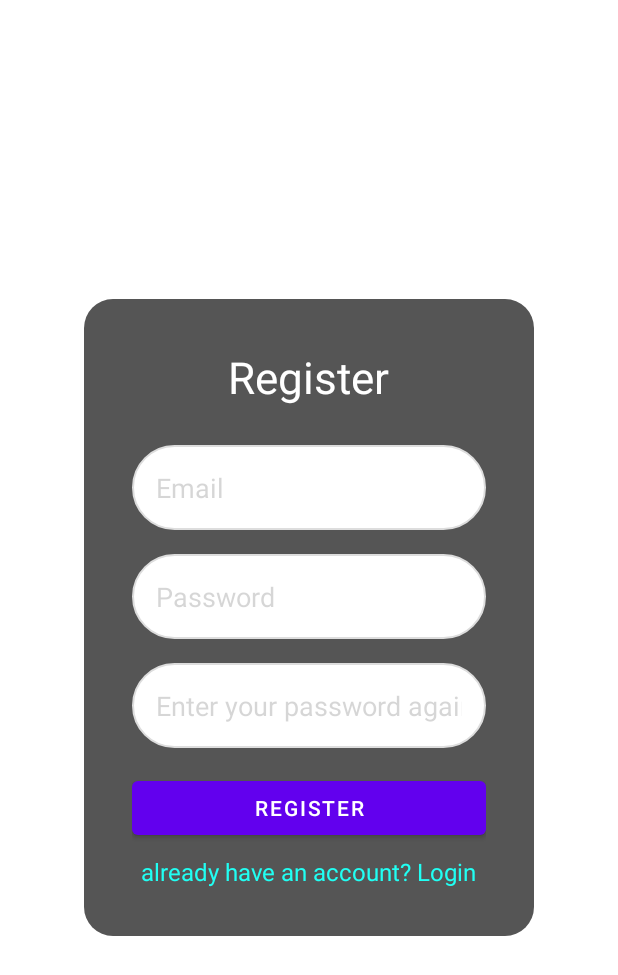
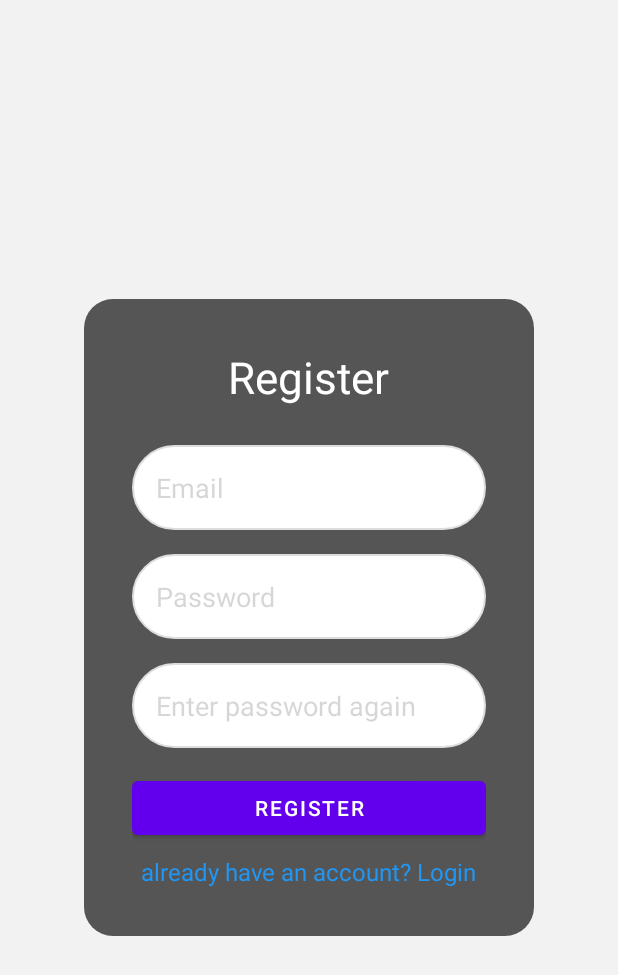
Before and after one commit to omaremam182/BitirmeProjesi, an Android app: the RegisterActivity screen opened directly, with no data from a screen before it, on a phone screen of 412 x 824 dp. Shown: the top 975 px of the screen. Run offline under Robolectric (Android 15) with nearby library versions, the phone set to English and light mode, and no system bars; our stand-ins replace Firebase (no records; nobody signed in at launch, a user with empty details on screens opened directly).

Commit message:
Tasarimsal degisiklikler yapildi

```diff
--- a/app/src/main/java/com/example/myprojcet/LoginActivity.java
+++ b/app/src/main/java/com/example/myprojcet/LoginActivity.java
@@ -39,6 +39,7 @@ public class LoginActivity extends AppCompatActivity {
                     Toast.makeText(LoginActivity.this, "please fill all fields", Toast.LENGTH_SHORT).show();
                     return;
                 }
+                loginButton.setEnabled(false);
 
                 mAuth.signInWithEmailAndPassword(email, password)
                         .addOnCompleteListener(task -> {
@@ -51,6 +52,7 @@ public class LoginActivity extends AppCompatActivity {
                                 startActivity(intent);
                                 finish();
                             } else {
+                                loginButton.setEnabled(true);
                                 Toast.makeText(LoginActivity.this, "Basarisiz Giris!", Toast.LENGTH_SHORT).show();
                                 System.out.println( task.getException().getMessage());
                             }
--- a/app/src/main/res/layout/activity_register.xml
+++ b/app/src/main/res/layout/activity_register.xml
@@ -1,8 +1,9 @@
 <?xml version="1.0" encoding="utf-8"?>
 <RelativeLayout xmlns:android="http://schemas.android.com/apk/res/android"
-android:layout_width="match_parent"
-android:layout_height="match_parent"
-android:padding="16dp">
+    android:layout_width="match_parent"
+    android:layout_height="match_parent"
+    android:padding="16dp"
+    android:background="#F2F2F2">
 
     <LinearLayout
     android:id="@+id/form_container"
@@ -59,7 +60,7 @@ android:padding="16dp">
         android:layout_width="match_parent"
         android:layout_height="wrap_content"
         android:textColor="@color/Gray0"
-        android:hint="Enter your password again"
+        android:hint="Enter password again"
         android:textColorHint="@color/hafif_gri"
         android:inputType="textPassword"
         android:layout_marginBottom="16dp"
@@ -80,7 +81,7 @@ android:padding="16dp">
         android:layout_height="wrap_content"
         android:layout_marginTop="7dp"
         android:text="already have an account? Login"
-        android:textColor="#21FFF3"
+        android:textColor="#2196F3"
         android:textSize="16sp"
         android:layout_gravity="center_horizontal"
         android:onClick="navigateToLogin"/>
```
Also changed, not shown: app/src/main/java/com/example/myprojcet/RegisterActivity.java (+11 -18 lines), app/src/main/java/com/example/myprojcet/ui/gallery/GalleryFragment.java (+0 -58 lines).
